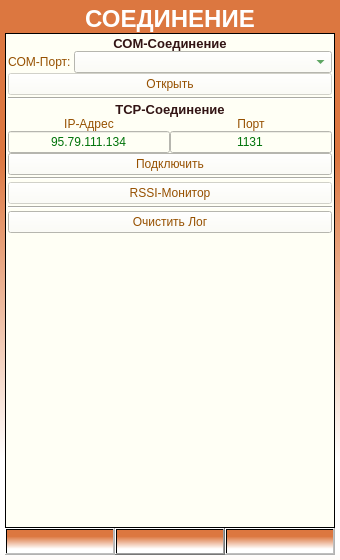
Before: the Qt Designer form ANDROID_FORMS/connections_form.ui in DavidSiegman/PLC_RF_Configurator, drawn with Qt 5.
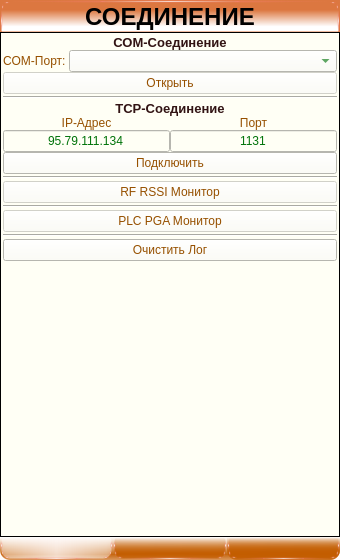
After: the same form once the commit is applied. Icons and pictures are not drawn.

```diff
--- a/ANDROID_FORMS/connections_form.ui
+++ b/ANDROID_FORMS/connections_form.ui
@@ -21,25 +21,20 @@
   <property name="styleSheet">
    <string notr="true">background-color: qlineargradient(spread:reflect, x1:1, y1:0.1, x2:1, y2:0.9,stop:0.223242 rgba(220, 119, 64, 255), stop:0.902141 rgba(255, 255, 255, 255));</string>
   </property>
-  <layout class="QGridLayout" name="gridLayout_3">
+  <layout class="QVBoxLayout" name="verticalLayout_7">
+   <property name="spacing">
+    <number>0</number>
+   </property>
    <property name="leftMargin">
-    <number>5</number>
+    <number>0</number>
    </property>
    <property name="topMargin">
-    <number>5</number>
+    <number>0</number>
    </property>
    <property name="rightMargin">
-    <number>5</number>
+    <number>0</number>
    </property>
    <property name="bottomMargin">
-    <number>5</number>
-   </property>
-   <property name="spacing">
-    <number>0</number>
-   </property>
-   <item row="0" column="0">
-    <layout class="QHBoxLayout" name="horizontalLayout_2">
-     <property name="spacing">
       <number>0</number>
      </property>
      <item>
@@ -65,8 +60,27 @@
         </font>
        </property>
        <property name="styleSheet">
-        <string notr="true">background-color: rgba(220, 119, 64, 255);
-color: rgb(255, 255, 255);</string>
+      <string notr="true">border-top-right-radius: 10px;
+border-top-left-radius: 10px;
+border-bottom-right-radius: 0px;
+border-bottom-left-radius: 0px;
+border-style: solid;
+border-top-width: 3px;
+border-bottom-width: 1px;
+border-right-width: 3px;
+border-left-width: 3px;
+border-bottom-color: rgba(255,100,100,0%);
+border-top-color: qradialgradient(spread:pad, cx:0.5, cy:0.5, radius:0.5, fx:0.5, fy:0.5, stop:0 rgba(255, 235, 235, 206), stop:0.35 rgba(255, 188, 188, 80), stop:0.4 rgba(255, 162, 162, 80), stop:0.425 rgba(255, 132, 132, 156), stop:0.44 rgba(252, 128, 128, 80), stop:1 rgba(255, 255, 255, 0));
+border-right-color: qradialgradient(spread:pad, cx:0.5, cy:0.5, radius:0.5, fx:0.5, fy:0.5, stop:0 rgba(255, 235, 235, 206), stop:0.35 rgba(255, 188, 188, 80), stop:0.4 rgba(255, 162, 162, 80), stop:0.425 rgba(255, 132, 132, 156), stop:0.44 rgba(252, 128, 128, 80), stop:1 rgba(255, 255, 255, 0));
+border-left-color: qradialgradient(spread:pad, cx:0.5, cy:0.5, radius:0.5, fx:0.5, fy:0.5, stop:0 rgba(255, 235, 235, 206), stop:0.35 rgba(255, 188, 188, 80), stop:0.4 rgba(255, 162, 162, 80), stop:0.425 rgba(255, 132, 132, 156), stop:0.44 rgba(252, 128, 128, 80), stop:1 rgba(255, 255, 255, 0));
+color: rgba(0,0,0,100%);
+background:
+qlineargradient(x1:0, y1:0, x2:1, y2:0,
+stop:0 rgba(147,29,18,127),
+stop:0.05 rgba(200, 200, 200, 10),
+stop:0.5 rgba(200, 200, 200, 130),
+stop:0.95 rgba(200, 200, 200, 10),
+stop:1 rgba(147,29,18,127));</string>
        </property>
        <property name="text">
         <string>СОЕДИНЕНИЕ</string>
@@ -76,10 +90,32 @@
        </property>
       </widget>
      </item>
-    </layout>
-   </item>
-   <item row="1" column="0">
+   <item>
+    <widget class="QWidget" name="Main_Widget" native="true">
+     <property name="styleSheet">
+      <string notr="true"/>
+     </property>
+     <layout class="QVBoxLayout" name="verticalLayout_5">
+      <property name="spacing">
+       <number>0</number>
+      </property>
+      <property name="leftMargin">
+       <number>0</number>
+      </property>
+      <property name="topMargin">
+       <number>0</number>
+      </property>
+      <property name="rightMargin">
+       <number>0</number>
+      </property>
+      <property name="bottomMargin">
+       <number>0</number>
+      </property>
+      <item>
     <widget class="QScrollArea" name="scrollArea">
+        <property name="styleSheet">
+         <string notr="true">border-color: rgb(255, 255, 255);</string>
+        </property>
      <property name="horizontalScrollBarPolicy">
       <enum>Qt::ScrollBarAlwaysOff</enum>
      </property>
@@ -94,8 +130,8 @@
        <rect>
         <x>0</x>
         <y>0</y>
-        <width>328</width>
-        <height>476</height>
+           <width>338</width>
+           <height>488</height>
        </rect>
       </property>
       <property name="styleSheet">
@@ -123,6 +159,145 @@
          <property name="spacing">
           <number>2</number>
          </property>
+            <item row="2" column="0">
+             <widget class="Line" name="line_2">
+              <property name="orientation">
+               <enum>Qt::Horizontal</enum>
+              </property>
+             </widget>
+            </item>
+            <item row="9" column="0">
+             <widget class="QPushButton" name="ClearConsole">
+              <property name="sizePolicy">
+               <sizepolicy hsizetype="Expanding" vsizetype="Minimum">
+                <horstretch>0</horstretch>
+                <verstretch>0</verstretch>
+               </sizepolicy>
+              </property>
+              <property name="minimumSize">
+               <size>
+                <width>0</width>
+                <height>0</height>
+               </size>
+              </property>
+              <property name="text">
+               <string>Очистить Лог</string>
+              </property>
+              <property name="tabletTracking" stdset="0">
+               <bool>true</bool>
+              </property>
+             </widget>
+            </item>
+            <item row="7" column="0">
+             <widget class="QPushButton" name="PGAMonitor">
+              <property name="enabled">
+               <bool>false</bool>
+              </property>
+              <property name="sizePolicy">
+               <sizepolicy hsizetype="Expanding" vsizetype="Minimum">
+                <horstretch>0</horstretch>
+                <verstretch>0</verstretch>
+               </sizepolicy>
+              </property>
+              <property name="minimumSize">
+               <size>
+                <width>0</width>
+                <height>0</height>
+               </size>
+              </property>
+              <property name="maximumSize">
+               <size>
+                <width>16777215</width>
+                <height>16777215</height>
+               </size>
+              </property>
+              <property name="font">
+               <font>
+                <family>Microsoft YaHei UI</family>
+               </font>
+              </property>
+              <property name="text">
+               <string>PLC PGA Монитор</string>
+              </property>
+              <property name="tabletTracking" stdset="0">
+               <bool>true</bool>
+              </property>
+             </widget>
+            </item>
+            <item row="10" column="0">
+             <widget class="QPlainTextEdit" name="console">
+              <property name="sizePolicy">
+               <sizepolicy hsizetype="Expanding" vsizetype="Expanding">
+                <horstretch>0</horstretch>
+                <verstretch>0</verstretch>
+               </sizepolicy>
+              </property>
+              <property name="minimumSize">
+               <size>
+                <width>0</width>
+                <height>0</height>
+               </size>
+              </property>
+              <property name="font">
+               <font>
+                <family>Microsoft YaHei UI</family>
+                <pointsize>7</pointsize>
+               </font>
+              </property>
+              <property name="styleSheet">
+               <string notr="true">border: none;</string>
+              </property>
+              <property name="readOnly">
+               <bool>true</bool>
+              </property>
+              <property name="maximumBlockCount">
+               <number>5000</number>
+              </property>
+             </widget>
+            </item>
+            <item row="4" column="0">
+             <widget class="Line" name="line">
+              <property name="orientation">
+               <enum>Qt::Horizontal</enum>
+              </property>
+             </widget>
+            </item>
+            <item row="5" column="0">
+             <widget class="QPushButton" name="RSSIMonitor">
+              <property name="enabled">
+               <bool>false</bool>
+              </property>
+              <property name="sizePolicy">
+               <sizepolicy hsizetype="Expanding" vsizetype="Minimum">
+                <horstretch>0</horstretch>
+                <verstretch>0</verstretch>
+               </sizepolicy>
+              </property>
+              <property name="minimumSize">
+               <size>
+                <width>0</width>
+                <height>0</height>
+               </size>
+              </property>
+              <property name="maximumSize">
+               <size>
+                <width>16777215</width>
+                <height>16777215</height>
+               </size>
+              </property>
+              <property name="font">
+               <font>
+                <family>Microsoft YaHei UI</family>
+               </font>
+              </property>
+              <property name="text">
+               <string>RF RSSI Монитор</string>
+              </property>
+              <property name="tabletTracking" stdset="0">
+               <bool>true</bool>
+              </property>
+             </widget>
+            </item>
          <item row="3" column="0">
           <widget class="QWidget" name="TCP_Widget" native="true">
            <property name="sizePolicy">
@@ -548,109 +723,50 @@
            </layout>
           </widget>
          </item>
-         <item row="5" column="0">
-          <widget class="QPushButton" name="RSSIMonitor">
-           <property name="enabled">
-            <bool>false</bool>
-           </property>
-           <property name="sizePolicy">
-            <sizepolicy hsizetype="Expanding" vsizetype="Minimum">
-             <horstretch>0</horstretch>
-             <verstretch>0</verstretch>
-            </sizepolicy>
-           </property>
-           <property name="minimumSize">
-            <size>
-             <width>0</width>
-             <height>0</height>
-            </size>
-           </property>
-           <property name="maximumSize">
-            <size>
-             <width>16777215</width>
-             <height>16777215</height>
-            </size>
-           </property>
-           <property name="font">
-            <font>
-             <family>Microsoft YaHei UI</family>
-            </font>
-           </property>
-           <property name="text">
-            <string>RSSI-Монитор</string>
-           </property>
-           <property name="tabletTracking" stdset="0">
-            <bool>true</bool>
-           </property>
-          </widget>
-         </item>
-         <item row="4" column="0">
-          <widget class="Line" name="line">
-           <property name="orientation">
-            <enum>Qt::Horizontal</enum>
-           </property>
-          </widget>
-         </item>
-         <item row="7" column="0">
-          <widget class="QPushButton" name="ClearConsole">
-           <property name="sizePolicy">
-            <sizepolicy hsizetype="Expanding" vsizetype="Minimum">
-             <horstretch>0</horstretch>
-             <verstretch>0</verstretch>
-            </sizepolicy>
-           </property>
-           <property name="minimumSize">
-            <size>
-             <width>0</width>
-             <height>0</height>
-            </size>
-           </property>
-           <property name="text">
-            <string>Очистить Лог</string>
-           </property>
-           <property name="tabletTracking" stdset="0">
-            <bool>true</bool>
-           </property>
-          </widget>
-         </item>
          <item row="8" column="0">
-          <widget class="QPlainTextEdit" name="console">
-           <property name="sizePolicy">
-            <sizepolicy hsizetype="Expanding" vsizetype="Expanding">
-             <horstretch>0</horstretch>
-             <verstretch>0</verstretch>
-            </sizepolicy>
-           </property>
-           <property name="minimumSize">
-            <size>
-             <width>0</width>
-             <height>0</height>
-            </size>
-           </property>
-           <property name="font">
-            <font>
-             <family>Microsoft YaHei UI</family>
-             <pointsize>7</pointsize>
-            </font>
-           </property>
+             <widget class="Line" name="line_4">
+              <property name="orientation">
+               <enum>Qt::Horizontal</enum>
+              </property>
+             </widget>
+            </item>
+           </layout>
+          </item>
+         </layout>
+        </widget>
+       </widget>
+      </item>
+     </layout>
+    </widget>
+   </item>
+   <item>
+    <widget class="QWidget" name="DownPanel_Widget" native="true">
            <property name="styleSheet">
-            <string notr="true">border: none;</string>
-           </property>
-           <property name="readOnly">
-            <bool>true</bool>
-           </property>
-           <property name="maximumBlockCount">
-            <number>5000</number>
-           </property>
-          </widget>
-         </item>
-        </layout>
-       </item>
-      </layout>
-     </widget>
-    </widget>
-   </item>
-   <item row="2" column="0">
+      <string notr="true">border: solid;
+border-bottom-right-radius: 10px;
+border-bottom-left-radius: 10px;
+border-top-right-radius: 0px;
+border-top-left-radius: 0px;
+border-bottom-color: qradialgradient(spread:pad, cx:0.5, cy:0.5, radius:0.5, fx:0.5, fy:0.5, stop:0 rgba(255, 235, 235, 206), stop:0.35 rgba(255, 188, 188, 80), stop:0.4 rgba(255, 162, 162, 80), stop:0.425 rgba(255, 132, 132, 156), stop:0.44 rgba(252, 128, 128, 80), stop:1 rgba(255, 255, 255, 0));
+background-color: qlineargradient(spread:reflect, x1:0.501391, y1:0.755, x2:0.493423, y2:0, stop:0 rgba(195, 93, 0, 238), stop:1 rgba(255, 255, 255, 0));</string>
+     </property>
+     <layout class="QVBoxLayout" name="verticalLayout_4">
+      <property name="spacing">
+       <number>0</number>
+      </property>
+      <property name="leftMargin">
+       <number>0</number>
+      </property>
+      <property name="topMargin">
+       <number>0</number>
+      </property>
+      <property name="rightMargin">
+       <number>0</number>
+      </property>
+      <property name="bottomMargin">
+       <number>0</number>
+      </property>
+      <item>
     <layout class="QHBoxLayout" name="horizontalLayout">
      <property name="spacing">
       <number>0</number>
@@ -686,6 +802,23 @@
          <bold>true</bold>
         </font>
        </property>
+          <property name="styleSheet">
+           <string notr="true">border-bottom-right-radius: 10px;
+border-bottom-left-radius: 10px;
+border-top-right-radius: 4px;
+border-top-left-radius: 4px;
+border-style: solid;
+border-bottom-width: 3px;
+border-top-width: 1px;
+border-right-width: 3px;
+border-left-width: 3px;
+border-top-color: rgba(255,100,100,0%);
+border-bottom-color: qradialgradient(spread:pad, cx:0.5, cy:0.5, radius:0.5, fx:0.5, fy:0.5, stop:0 rgba(255, 235, 235, 206), stop:0.35 rgba(255, 188, 188, 80), stop:0.4 rgba(255, 162, 162, 80), stop:0.425 rgba(255, 132, 132, 156), stop:0.44 rgba(252, 128, 128, 80), stop:1 rgba(255, 255, 255, 0));
+border-right-color: qradialgradient(spread:pad, cx:0.5, cy:0.5, radius:0.5, fx:0.5, fy:0.5, stop:0 rgba(255, 235, 235, 206), stop:0.35 rgba(255, 188, 188, 80), stop:0.4 rgba(255, 162, 162, 80), stop:0.425 rgba(255, 132, 132, 156), stop:0.44 rgba(252, 128, 128, 80), stop:1 rgba(255, 255, 255, 0));
+border-left-color: qradialgradient(spread:pad, cx:0.5, cy:0.5, radius:0.5, fx:0.5, fy:0.5, stop:0 rgba(255, 235, 235, 206), stop:0.35 rgba(255, 188, 188, 80), stop:0.4 rgba(255, 162, 162, 80), stop:0.425 rgba(255, 132, 132, 156), stop:0.44 rgba(252, 128, 128, 80), stop:1 rgba(255, 255, 255, 0));
+color: rgba(0,0,0,100%);
+ background:qlineargradient(x1:0, y1:0, x2:1, y2:0,stop:0 rgba(255,255,255,100),stop: 0.05 rgba(255,255,255,120),stop:0.5 rgba(255,250,250,200),stop:0.95 rgba(255,255,255,120),stop:1 rgba(255,255,255,100));</string>
+          </property>
        <property name="text">
         <string/>
        </property>
@@ -722,7 +855,26 @@
         </size>
        </property>
        <property name="styleSheet">
-        <string notr="true"/>
+           <string notr="true">border-bottom-right-radius: 10px;
+border-bottom-left-radius: 10px;
+border-top-right-radius: 4px;
+border-top-left-radius: 4px;
+border-style: solid;
+border-bottom-width: 3px;
+border-top-width: 1px;
+border-right-width: 3px;
+border-left-width: 3px;
+border-top-color: rgba(255,100,100,0%);
+border-bottom-color: qradialgradient(spread:pad, cx:0.5, cy:0.5, radius:0.5, fx:0.5, fy:0.5, stop:0 rgba(255, 235, 235, 206), stop:0.35 rgba(255, 188, 188, 80), stop:0.4 rgba(255, 162, 162, 80), stop:0.425 rgba(255, 132, 132, 156), stop:0.44 rgba(252, 128, 128, 80), stop:1 rgba(255, 255, 255, 0));
+border-right-color: qradialgradient(spread:pad, cx:0.5, cy:0.5, radius:0.5, fx:0.5, fy:0.5, stop:0 rgba(255, 235, 235, 206), stop:0.35 rgba(255, 188, 188, 80), stop:0.4 rgba(255, 162, 162, 80), stop:0.425 rgba(255, 132, 132, 156), stop:0.44 rgba(252, 128, 128, 80), stop:1 rgba(255, 255, 255, 0));
+border-left-color: qradialgradient(spread:pad, cx:0.5, cy:0.5, radius:0.5, fx:0.5, fy:0.5, stop:0 rgba(255, 235, 235, 206), stop:0.35 rgba(255, 188, 188, 80), stop:0.4 rgba(255, 162, 162, 80), stop:0.425 rgba(255, 132, 132, 156), stop:0.44 rgba(252, 128, 128, 80), stop:1 rgba(255, 255, 255, 0));
+background: 
+qlineargradient(x1:0, y1:0, x2:1, y2:0,
+stop:0 rgba(255,255,255,50),
+stop: 0.05 rgba(200,200,200,70),
+stop:0.5 rgba(200,200,200,170),
+stop:0.95 rgba(200,200,200,70),
+stop:1 rgba(255,255,255,100));</string>
        </property>
        <property name="text">
         <string/>
@@ -740,6 +892,27 @@
       </widget>
      </item>
      <item>
+         <widget class="QWidget" name="Next_Widget" native="true">
+          <property name="enabled">
+           <bool>false</bool>
+          </property>
+          <layout class="QVBoxLayout" name="verticalLayout_6">
+           <property name="spacing">
+            <number>0</number>
+           </property>
+           <property name="leftMargin">
+            <number>0</number>
+           </property>
+           <property name="topMargin">
+            <number>0</number>
+           </property>
+           <property name="rightMargin">
+            <number>0</number>
+           </property>
+           <property name="bottomMargin">
+            <number>0</number>
+           </property>
+           <item>
       <widget class="QPushButton" name="btnNext">
        <property name="enabled">
         <bool>false</bool>
@@ -762,6 +935,28 @@
          <height>16777215</height>
         </size>
        </property>
+             <property name="styleSheet">
+              <string notr="true">border-bottom-right-radius: 10px;
+border-bottom-left-radius: 10px;
+border-top-right-radius: 4px;
+border-top-left-radius: 4px;
+border-style: solid;
+border-bottom-width: 3px;
+border-top-width: 1px;
+border-right-width: 3px;
+border-left-width: 3px;
+border-top-color: rgba(255,100,100,0%);
+border-bottom-color: qradialgradient(spread:pad, cx:0.5, cy:0.5, radius:0.5, fx:0.5, fy:0.5, stop:0 rgba(255, 235, 235, 206), stop:0.35 rgba(255, 188, 188, 80), stop:0.4 rgba(255, 162, 162, 80), stop:0.425 rgba(255, 132, 132, 156), stop:0.44 rgba(252, 128, 128, 80), stop:1 rgba(255, 255, 255, 0));
+border-right-color: qradialgradient(spread:pad, cx:0.5, cy:0.5, radius:0.5, fx:0.5, fy:0.5, stop:0 rgba(255, 235, 235, 206), stop:0.35 rgba(255, 188, 188, 80), stop:0.4 rgba(255, 162, 162, 80), stop:0.425 rgba(255, 132, 132, 156), stop:0.44 rgba(252, 128, 128, 80), stop:1 rgba(255, 255, 255, 0));
+border-left-color: qradialgradient(spread:pad, cx:0.5, cy:0.5, radius:0.5, fx:0.5, fy:0.5, stop:0 rgba(255, 235, 235, 206), stop:0.35 rgba(255, 188, 188, 80), stop:0.4 rgba(255, 162, 162, 80), stop:0.425 rgba(255, 132, 132, 156), stop:0.44 rgba(252, 128, 128, 80), stop:1 rgba(255, 255, 255, 0));
+background:
+qlineargradient(x1:0, y1:0, x2:1, y2:0,
+stop:0 rgba(147,29,18,127),
+stop:0.05 rgba(200, 200, 200, 10),
+stop:0.5 rgba(200, 200, 200, 130),
+stop:0.95 rgba(200, 200, 200, 10),
+stop:1 rgba(147,29,18,127));</string>
+             </property>
        <property name="text">
         <string/>
        </property>
@@ -778,6 +973,12 @@
       </widget>
      </item>
     </layout>
+         </widget>
+        </item>
+       </layout>
+      </item>
+     </layout>
+    </widget>
    </item>
   </layout>
  </widget>
```
Left out of the diff: 10 changed lines with no effect on the pictures. Lines whose indentation alone changed are shown as unchanged.
